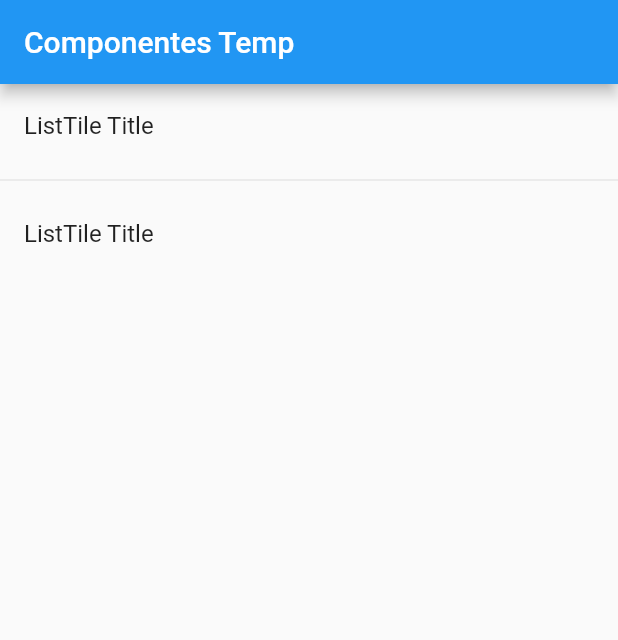
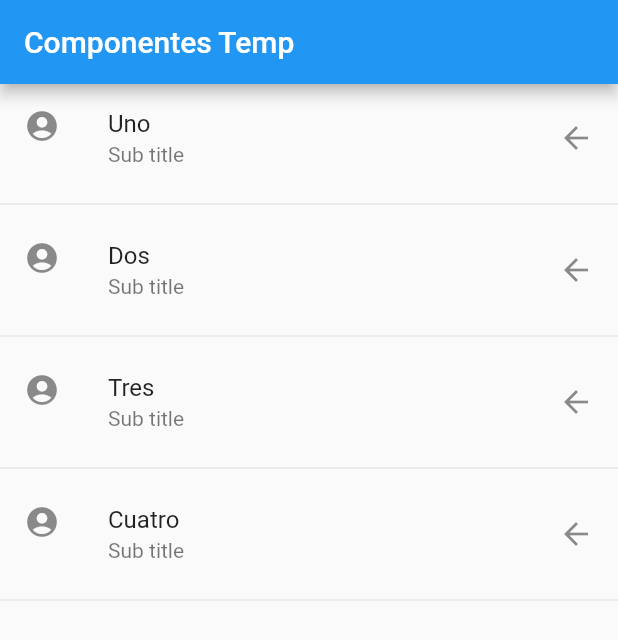
Before and after one commit to nestorgacr/Udemy_Flutter_FH_Componentes, a Flutter app: the screen it shows after launch, on a phone screen of 412 x 824 dp. Shown: the top 640 px of the screen. Run offline on Flutter 3.47's test engine with Material 2 defaults, Android fonts, the phone set to English and light mode, and no system bars.

Commit message:
List view sin map y con map

```diff
--- a/lib/scr/pages/home_temp.dart
+++ b/lib/scr/pages/home_temp.dart
@@ -1,7 +1,7 @@
 import 'package:flutter/material.dart';
 
 class HomePageTemp extends StatelessWidget {
-  const HomePageTemp({Key key}) : super(key: key);
+  final opciones = ['Uno', 'Dos', 'Tres', 'Cuatro'];
 
   @override
   Widget build(BuildContext context) {
@@ -9,17 +9,44 @@ class HomePageTemp extends StatelessWidget {
       appBar: AppBar(
         title: Text('Componentes Temp'),
       ),
-      body: ListView(
+      body: ListView(children: _crearItemsCorto()),
+    );
+  }
+
+  List<Widget> _crearItems() {
+    List<Widget> lista = new List<Widget>();
+
+    for (var opt in opciones) {
+      final tempWidget = ListTile(
+        title: Text(opt),
+      );
+      lista..add(tempWidget)..add(Divider());
+    }
+
+    return lista;
+  }
+
+//! Usando la propiedad map
+  List<Widget> _crearItemsCorto() {
+    var widgets = opciones.map((item) {
+      return Column(
         children: <Widget>[
           ListTile(
-            title: Text('ListTile Title'),
+            title: Text(item + ''),
+            subtitle: Text('Sub title'),
+            leading: Icon(
+              Icons.account_circle
+            ),
+            trailing: Icon(
+              Icons.arrow_back
+            ),
+
           ),
-          Divider(),
-          ListTile(
-            title: Text('ListTile Title'),
-          ),
+          Divider()
         ],
-      ),
-    );
+      );
+    }).toList();
+
+    return widgets;
   }
 }
```
